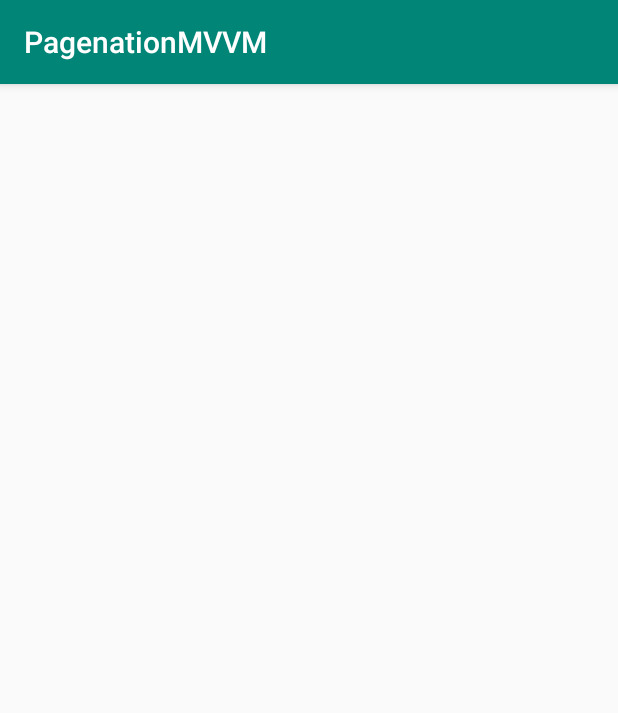
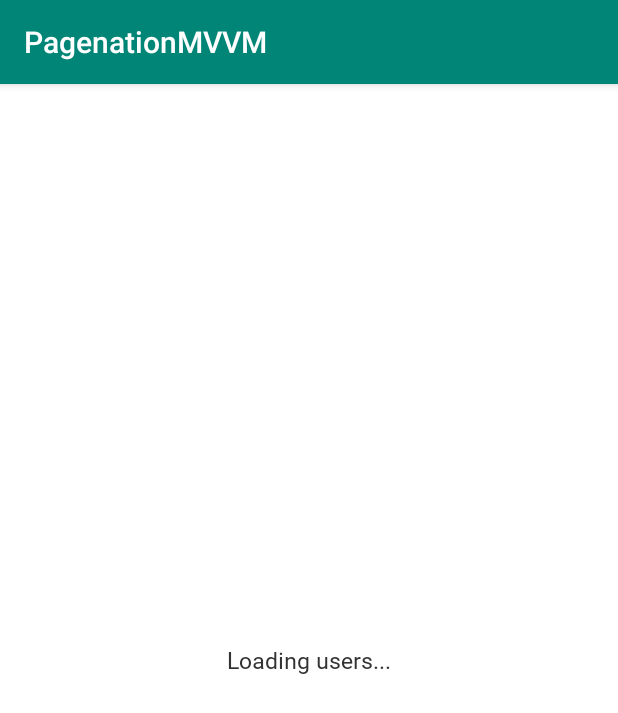
Before and after one commit to chaitali1905/Pagenation-in-Recyclerview-with-MVVM-Architecture-and-Room-Database, an Android app: the screen it shows after launch (MainActivity), on a phone screen of 412 x 824 dp. Shown: the top 713 px of the screen. Run offline under Robolectric (Android 15) with nearby library versions, the phone set to English and light mode, and no system bars; our stand-ins replace Room's generated code; pictures from the network do not load.

Commit message:
Added data deletion from room database

```diff
--- a/app/src/main/AndroidManifest.xml
+++ b/app/src/main/AndroidManifest.xml
@@ -17,6 +17,9 @@
                 <category android:name="android.intent.category.LAUNCHER" />
             </intent-filter>
         </activity>
+
+        <activity android:name=".Views.UserDetailsActivity" />
+
     </application>
 
 </manifest>
--- a/app/src/main/java/com/pe/dellinspi/Repository/UserRepository.java
+++ b/app/src/main/java/com/pe/dellinspi/Repository/UserRepository.java
@@ -15,7 +15,8 @@ import java.util.concurrent.ExecutionException;
 public class UserRepository {
     private UserDao userDao;
     LiveData<List<TTB_Users>> allUsers;
-    public UserRepository(Application application){
+
+    public UserRepository(Application application) {
         UsersDB usersDB = UsersDB.getInstance(application);
         userDao = usersDB.userDao();
         allUsers = userDao.getAllUsers();
@@ -29,21 +30,60 @@ public class UserRepository {
 
     private static class insertAsyncTask extends AsyncTask<TTB_Users, Void, Void> {
         UserDao userDao;
+
         insertAsyncTask(UserDao dao) {
             this.userDao = dao;
         }
 
         @Override
         protected Void doInBackground(TTB_Users... ttbUsers) {
-           userDao.insertUsers(ttbUsers[0]);
+            userDao.insertUsers(ttbUsers[0]);
             return null;
         }
     }
 
     // GET ALL USERS
 
-    public LiveData<List<TTB_Users>> getAllUsers(){
+    public LiveData<List<TTB_Users>> getAllUsers() {
         return allUsers;
     }
 
+    // GET USER DETAILS || CHECK IF USER EXIST
+
+    public TTB_Users getUser(int uid) throws ExecutionException, InterruptedException {
+        return new getUser(userDao).execute(uid).get();
+    }
+
+    private static class getUser extends AsyncTask<Integer, Void, TTB_Users> {
+        UserDao userDao;
+
+        public getUser(UserDao userDao) {
+            this.userDao = userDao;
+        }
+
+        @Override
+        protected TTB_Users doInBackground(Integer... integers) {
+            return userDao.getUserDetails(integers[0]);
+        }
+    }
+
+    // DELETE USER
+
+    public void deleteAllUsers() {
+        new deleteUsers(userDao).execute();
+    }
+
+    private static class deleteUsers extends AsyncTask<Void, Void, Void> {
+        UserDao userDao;
+        public deleteUsers(UserDao userDao) {
+            this.userDao = userDao;
+        }
+
+        @Override
+        protected Void doInBackground(Void... voids) {
+            userDao.deleteAllUsers();
+            return null;
+        }
+    }
+
 }
--- a/app/src/main/java/com/pe/dellinspi/Sql_RoomDatabase/UserDao.java
+++ b/app/src/main/java/com/pe/dellinspi/Sql_RoomDatabase/UserDao.java
@@ -19,4 +19,8 @@ public interface UserDao {
     @Query("SELECT * FROM TTB_Users WHERE userId = :uid LIMIT 1")
     TTB_Users getUserDetails(int uid);
 
+    @Query("DELETE FROM TTB_Users")
+    void deleteAllUsers();
+
+
 }
--- a/app/src/main/java/com/pe/dellinspi/UserViewModel/UserListViewModel.java
+++ b/app/src/main/java/com/pe/dellinspi/UserViewModel/UserVM.java
@@ -11,11 +11,11 @@ import com.pe.dellinspi.Sql_RoomDatabase.TTB_Users;
 import java.util.List;
 import java.util.concurrent.ExecutionException;
 
-public class UserListViewModel extends AndroidViewModel {
+public class UserVM extends AndroidViewModel {
     private UserRepository userRepository;
     LiveData<List<TTB_Users>> allUsers;
 
-    public UserListViewModel(@NonNull Application application) {
+    public UserVM(@NonNull Application application) {
         super(application);
         userRepository = new UserRepository(application);
         allUsers = userRepository.getAllUsers();
@@ -29,4 +29,12 @@ public class UserListViewModel extends AndroidViewModel {
         return allUsers;
     }
 
+    public TTB_Users getUser(int uid) throws ExecutionException, InterruptedException {
+        return userRepository.getUser(uid);
+    }
+
+    public void deleteAll(){
+        userRepository.deleteAllUsers();
+    }
+
 }
--- a/app/src/main/java/com/pe/dellinspi/Views/MainActivity.java
+++ b/app/src/main/java/com/pe/dellinspi/Views/MainActivity.java
@@ -1,14 +1,19 @@
 package com.pe.dellinspi.Views;
 
+import android.app.AlertDialog;
 import android.arch.lifecycle.Observer;
 import android.arch.lifecycle.ViewModelProviders;
 import android.content.Context;
+import android.content.DialogInterface;
+import android.content.Intent;
+import android.content.SharedPreferences;
 import android.graphics.drawable.Drawable;
 import android.net.ConnectivityManager;
 import android.net.NetworkInfo;
 import android.os.Bundle;
 import android.support.annotation.NonNull;
 import android.support.annotation.Nullable;
+import android.support.constraint.ConstraintLayout;
 import android.support.v7.app.AppCompatActivity;
 import android.support.v7.widget.LinearLayoutManager;
 import android.support.v7.widget.RecyclerView;
@@ -16,7 +21,7 @@ import android.util.Log;
 import android.view.LayoutInflater;
 import android.view.View;
 import android.view.ViewGroup;
-import android.widget.AbsListView;
+import android.widget.CheckBox;
 import android.widget.ImageView;
 import android.widget.ProgressBar;
 import android.widget.TextView;
@@ -29,7 +34,7 @@ import com.pe.dellinspi.RetrofitUtilityFiles.ResponseObject;
 import com.pe.dellinspi.RetrofitUtilityFiles.RetrofitBaseClass;
 import com.pe.dellinspi.RetrofitUtilityFiles.UserObject;
 import com.pe.dellinspi.Sql_RoomDatabase.TTB_Users;
-import com.pe.dellinspi.UserViewModel.UserListViewModel;
+import com.pe.dellinspi.UserViewModel.UserVM;
 
 import java.util.ArrayList;
 import java.util.List;
@@ -48,18 +53,14 @@ public class MainActivity extends AppCompatActivity {
         Call<ResponseObject> getUsers(@Query("page") int pageNo);
     }
 
-    TextView pageNoLoaded;
+    TextView pageNoLoaded, noDataTv;
     RecyclerView userList;
     private String pageDefaultText = "Page Loaded : ";
     private int currentPageNo = 1, currentVisibleItems, totalItems, scrollOutItems;
-    private boolean isLoadMore = true, isScrolling = false;
-    public UserListViewModel userViewModel;
+    private boolean isLoadMore = true, isScrolling = true;
+    public UserVM userViewModel;
     ProgressBar loadMoreProgress;
     LinearLayoutManager linearLayoutManager;
-
-    private boolean isLoading = false;
-    private boolean isLastPage = false;
-    private int TOTAL_PAGES = 4;
     private int currentPage = 1;
 
     @Override
@@ -67,158 +68,153 @@ public class MainActivity extends AppCompatActivity {
         super.onCreate(savedInstanceState);
         setContentView(R.layout.activity_main);
 
+        // ATTACH VIEW MODEL
+        userViewModel = ViewModelProviders.of(this).get(UserVM.class);
+
+        /*
+        CLEARING ROOM DATABASE TO IMPLEMENT PAGENATION EVERY TIME APP IS REOPENED.
+        OTHER WISE THE DATA FROM TABLE IS DIRECTLY LOADED AND PAGENATION WILL NOT BE
+        CHECKED
+        */
+        userViewModel.deleteAll();
+
         // INITIALIZE ELEMENTS
         pageNoLoaded = (TextView) findViewById(R.id.pageNoLoaded);
         userList = (RecyclerView) findViewById(R.id.userList);
         loadMoreProgress = (ProgressBar) findViewById(R.id.loadMoreProgress);
+        noDataTv = (TextView) findViewById(R.id.noData);
 
         // SET RECYCLER VIEW
         linearLayoutManager = new LinearLayoutManager(getApplicationContext());
         userList.setLayoutManager(linearLayoutManager);
         final MyAdapter adapter = new MyAdapter();
         userList.setAdapter(adapter);
-
-        userViewModel = ViewModelProviders.of(this).get(UserListViewModel.class);
-        if (userViewModel != null) {
-            userViewModel.getAllUsers().observe(this, new Observer<List<TTB_Users>>() {
-                @Override
-                public void onChanged(@Nullable List<TTB_Users> ttb_users) {
-                    adapter.setData(ttb_users);
-                    if (currentPage == TOTAL_PAGES) {
-                        isLastPage = true;
-                    }
-                    isLoading = false;
-                    loadMoreProgress.setVisibility(View.GONE);
-                }
-            });
-        }
-        if (isConnectedToInternet()) {
-            getUsersPageWise(currentPage);
-        } else {
-            Toast.makeText(getApplicationContext(), "No Internet Connection", Toast.LENGTH_LONG).show();
-        }
-
-        userList.addOnScrollListener(new PaginationScrollListener(linearLayoutManager) {
-            @Override
-            protected void loadMoreItems() {
-                isLoading = true;
-                currentPage += 1;
-                getUsersPageWise(currentPage);
-            }
-
-            @Override
-            public int getTotalPageCount() {
-                return TOTAL_PAGES;
-            }
-
-            @Override
-            public boolean isLastPage() {
-                return isLastPage;
-            }
-
-            @Override
-            public boolean isLoading() {
-                return isLoading;
-            }
-        });
-
-
-/*userList.setOnScrollListener(new RecyclerView.OnScrollListener() {
+        userList.setOnScrollListener(new RecyclerView.OnScrollListener() {
             @Override
             public void onScrollStateChanged(@NonNull RecyclerView recyclerView, int newState) {
                 super.onScrollStateChanged(recyclerView, newState);
-                if (newState == RecyclerView.SCROLL_STATE_DRAGGING) {
                 isScrolling = true;
-                    Log.e("state", "isScrolling" + isScrolling + "...");
-                }
             }
 
             @Override
             public void onScrolled(@NonNull RecyclerView recyclerView, int dx, int dy) {
                 super.onScrolled(recyclerView, dx, dy);
-                Toast.makeText(getApplicationContext(),"Fetching Further Data",Toast.LENGTH_LONG).show();
+                if (isLoadMore && isScrolling) {
                     currentVisibleItems = linearLayoutManager.getChildCount();
                     totalItems = linearLayoutManager.getItemCount();
                     scrollOutItems = linearLayoutManager.findFirstVisibleItemPosition();
-
-                Log.e("state", "currentVisibleItems" + currentVisibleItems);
-                Log.e("state", "totalItems" + totalItems);
-                Log.e("state", "scrollOutItems" + scrollOutItems);
-
-                Log.e("state", "isScrolling" + isScrolling + "...");
-
-                Log.e("state", "In is Scroll");
                     if ((currentVisibleItems + scrollOutItems) == totalItems) {
-                    Log.e("state", "Calculation is same");
                         isScrolling = false;
                         currentPageNo = currentPageNo + 1;
-                    Log.e("state", "currentPageNo" + currentPageNo);
                         getUsersPageWise(currentPageNo);
-                } else {
-                    Log.e("state", "Calculation not same");
                     }
                 }
-        });*/
+            }
+        });
+
+        // BIND VIEW WITH DATA
+        if (userViewModel != null) {
+            userViewModel.getAllUsers().observe(this, new Observer<List<TTB_Users>>() {
+                @Override
+                public void onChanged(@Nullable List<TTB_Users> ttb_users) {
+                    if(ttb_users != null && ttb_users.size() != 0){
+                        adapter.setData(ttb_users);
+                        userList.setVisibility(View.VISIBLE);
+                        noDataTv.setVisibility(View.GONE);
+                    } else {
+                        userList.setVisibility(View.GONE);
+                        noDataTv.setVisibility(View.VISIBLE);
+                    }
+                    loadMoreProgress.setVisibility(View.GONE);
+                }
+            });
+        }
+
+        // GET DATA
+        if (isConnectedToInternet()) {
+            noDataTv.setText("Loading users...");
+            getUsersPageWise(currentPage);
+        }
     }
 
     // FETCH RESPONSE FROM API
     private void getUsersPageWise(final int currentPageNo) {
         loadMoreProgress.setVisibility(View.VISIBLE);
         if (isLoadMore) {
-            Toast.makeText(getApplicationContext(), "Loading Page" + currentPageNo + " users", Toast.LENGTH_LONG).show();
             GetUsers RETROFIT_USER = RetrofitBaseClass.getRetrofitClient(this).create(GetUsers.class);
-
             Call<ResponseObject> call = RETROFIT_USER.getUsers(currentPageNo);
             call.enqueue(new Callback<ResponseObject>() {
                 @Override
                 public void onResponse(Call<ResponseObject> call, retrofit2.Response<ResponseObject> response) {
-                    //Toast.makeText(getApplicationContext(), "Loaded " + currentPageNo + " users", Toast.LENGTH_LONG).show();
                     if (response != null) {
                         ResponseObject responseObject = response.body();
-                        if (responseObject != null && responseObject.getTotal_pages() != null && responseObject.getTotal_pages().equals("")) {
-                            if (Integer.parseInt(responseObject.getPage()) >= Integer.parseInt(responseObject.getTotal_pages())) {
-                                Toast.makeText(getApplicationContext(), "Loaded " + "Maximum Available" + " users", Toast.LENGTH_LONG).show();
-                                isLoadMore = false;
-                                return;
-                            }
-                        }
                         pageNoLoaded.setText(pageDefaultText + responseObject.getPage() + "/" + responseObject.getTotal_pages());
                         if (responseObject != null && responseObject.getData() != null && responseObject.getData().size() != 0) {
+                            try {
                                 saveData(responseObject.getData());
-                        }
+                            } catch (ExecutionException e) {
+                                e.printStackTrace();
+                            } catch (InterruptedException e) {
+                                e.printStackTrace();
                             }
                         }
 
+                        if (responseObject != null && responseObject.getTotal_pages() != null && !responseObject.getTotal_pages().equals("") && responseObject.getPage() != null && !responseObject.getPage().equals("")) {
+                            if (Integer.parseInt(responseObject.getPage()) >= Integer.parseInt(responseObject.getTotal_pages())) {
+                                isLoadMore = false;
+                            }
+                        }
+                        loadMoreProgress.setVisibility(View.GONE);
+                    }
+                }
                 @Override
                 public void onFailure(Call call, Throwable t) {
                     Log.e("ERR_RESPONSE", t.getMessage() + "...");
                     if (t.getMessage().equals("timeout")) {
-                        getUsersPageWise(currentPageNo);
+                        showTryAgainAlert(currentPageNo); // TRY AGAIN POP UP
                     }
                 }
             });
-        } else {
-            Toast.makeText(getApplicationContext(), "Loaded " + "Maximum Available" + " users", Toast.LENGTH_LONG).show();
         }
     }
 
-    private void saveData(List<UserObject> data) {
+    // TRY AGAIN POP UP
+    public void showTryAgainAlert(final int currentPageNo){
+
+        AlertDialog.Builder alertDialog = new AlertDialog.Builder(MainActivity.this);
+        alertDialog.setTitle("Alert");
+        alertDialog.setCancelable(false);
+        alertDialog.setMessage("Taking too much time to fetch users. Please Try Again.");
+        alertDialog.setPositiveButton("Try Again", new DialogInterface.OnClickListener() {
+            public void onClick(DialogInterface dialog,int which) {
+                dialog.dismiss();
+                getUsersPageWise(currentPageNo);
+            }
+        });
+        alertDialog.setNegativeButton("Cancel", new DialogInterface.OnClickListener() {
+            public void onClick(DialogInterface dialog, int which) {
+                dialog.dismiss();
+            }
+        });
+        alertDialog.show();
+    }
+
+    // SAVE DATA TO ROOM DATABASE
+    private void saveData(List<UserObject> data) throws ExecutionException, InterruptedException {
         for (int i = 0; i < data.size(); i++) {
             UserObject userObject = data.get(i);
             if (userViewModel != null) {
+                if(userViewModel.getUser(Integer.parseInt(userObject.getId())) == null){
                     userViewModel.insertUser(new TTB_Users(Integer.parseInt(userObject.getId()), userObject.getFirst_name(), userObject.getLast_name(),
                             userObject.getAvatar(), false));
-            } else {
-                Toast.makeText(getApplicationContext(), "VM Null", Toast.LENGTH_LONG).show();
                 }
-            Log.e("state", "Saving Data to db");
+            }
         }
     }
 
     // RECYCLERVIEW ADAPTER
     private class MyAdapter extends RecyclerView.Adapter<MyAdapter.MyViewHolder> {
         List<TTB_Users> list = new ArrayList<>();
-
         public MyAdapter() {
         }
 
@@ -245,6 +241,12 @@ public class MainActivity extends AppCompatActivity {
                     .into(holder.uImg);
 
             holder.uName.setText(user.getFirst_name() + " " + user.getLast_name());
+            holder.getDetailsLayout.setOnClickListener(new View.OnClickListener() {
+                @Override
+                public void onClick(View view) {
+                   startActivity(new Intent(MainActivity.this,UserDetailsActivity.class).putExtra("uid",user.getId()));
+                }
+            });
         }
 
         @Override
@@ -253,14 +255,16 @@ public class MainActivity extends AppCompatActivity {
         }
 
         public class MyViewHolder extends RecyclerView.ViewHolder {
-
             ImageView uImg;
             TextView uName;
+            CheckBox check;
+            ConstraintLayout getDetailsLayout;
 
             public MyViewHolder(View itemView) {
                 super(itemView);
                 uImg = (ImageView) itemView.findViewById(R.id.uImg);
                 uName = (TextView) itemView.findViewById(R.id.uName);
+                getDetailsLayout = (ConstraintLayout) itemView.findViewById(R.id.getDetailsLayout);
             }
         }
     }
--- a/app/src/main/res/layout/activity_main.xml
+++ b/app/src/main/res/layout/activity_main.xml
@@ -5,6 +5,7 @@
     android:layout_width="match_parent"
     android:layout_height="match_parent"
     android:padding="20dp"
+    android:background="@color/white"
     tools:context=".Views.MainActivity">
 
     <TextView
@@ -21,16 +22,29 @@
         android:layout_width="match_parent"
         android:layout_height="match_parent"
         android:layout_marginTop="30dp"
+        android:background="@color/white"
+        android:visibility="gone"
         app:layout_constraintTop_toBottomOf="@+id/pageNoLoaded"/>
+
+    <TextView
+        android:id="@+id/noData"
+        android:layout_width="match_parent"
+        android:layout_height="wrap_content"
+        android:background="@color/white"
+        android:text="No Data Present\nPlease check your Internet Connection."
+        android:textAlignment="center"
+        android:fontFamily="@font/regular"
+        android:textColor="#333333"
+        android:textSize="15dp"
+        app:layout_constraintBottom_toBottomOf="parent"
+        app:layout_constraintTop_toTopOf="parent" />
 
     <ProgressBar
         android:id="@+id/loadMoreProgress"
         android:layout_width="match_parent"
         android:layout_height="50dp"
-        android:visibility="gone"
         app:layout_constraintBottom_toTopOf="parent"
         app:layout_constraintEnd_toEndOf="parent"
-        app:layout_constraintTop_toBottomOf="@+id/userList"
-        app:layout_constraintVertical_bias="0.100000024" />
+        app:layout_constraintTop_toBottomOf="@+id/userList" />
 
 </android.support.constraint.ConstraintLayout>
--- a/app/src/main/res/values/colors.xml
+++ b/app/src/main/res/values/colors.xml
@@ -2,5 +2,7 @@
 <resources>
     <color name="colorPrimary">#008577</color>
     <color name="colorPrimaryDark">#00574B</color>
-    <color name="colorAccent">#D81B60</color>
+    <color name="colorAccent">#00574B</color>
+    <color name="white">#ffffff</color>
+
 </resources>
```
Also changed, not shown: app/src/main/java/com/pe/dellinspi/Views/PaginationScrollListener.java (deleted, +0 -34 lines), app/src/main/java/com/pe/dellinspi/Views/UserDetailsActivity.java (added, +67 -0 lines), app/src/main/res/layout/activity_details.xml (added, +40 -0 lines), app/src/main/res/layout/list_row.xml (+8 -4 lines). Lines whose indentation alone changed are shown as unchanged.
